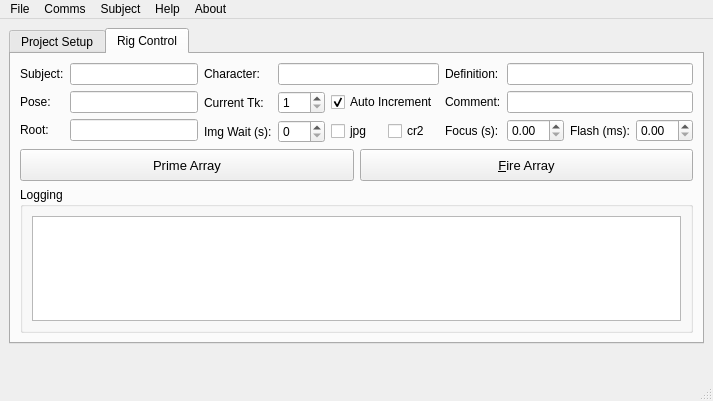
Chicane5/ByteBoxx, file bb_python/bbTriggerBoxx/ui/bbTriggerBoxx_UI.ui: the form before one commit.
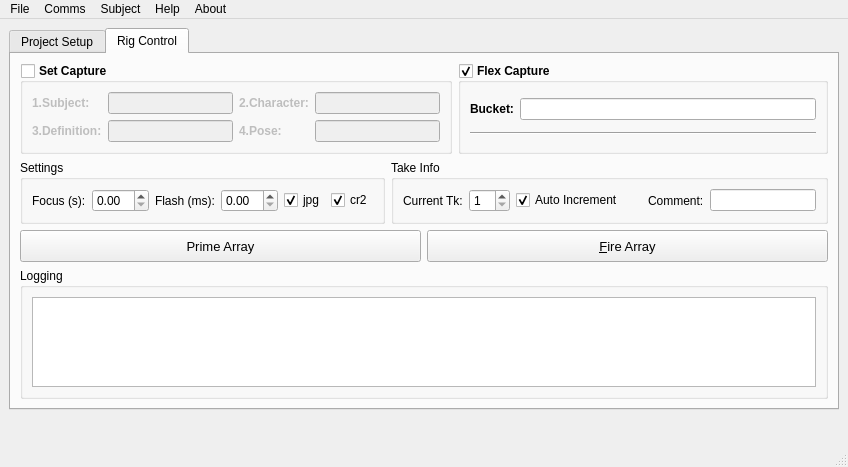
The form after the commit. The open tabs and pages were chosen to show the change. Icons and pictures are not drawn.

Commit message:
refactor of Sessions for Flex/Set Sessions
added qfilesystem watcher for background copying

What changed in the file:
```diff
--- a/bb_python/bbTriggerBoxx/ui/bbTriggerBoxx_UI.ui
+++ b/bb_python/bbTriggerBoxx/ui/bbTriggerBoxx_UI.ui
@@ -6,8 +6,8 @@
    <rect>
     <x>0</x>
     <y>0</y>
-    <width>713</width>
-    <height>401</height>
+    <width>848</width>
+    <height>467</height>
    </rect>
   </property>
   <property name="windowTitle">
@@ -41,6 +41,32 @@
             </property>
            </widget>
           </item>
+          <item>
+           <spacer name="horizontalSpacer_4">
+            <property name="orientation">
+             <enum>Qt::Horizontal</enum>
+            </property>
+            <property name="sizeType">
+             <enum>QSizePolicy::Fixed</enum>
+            </property>
+            <property name="sizeHint" stdset="0">
+             <size>
+              <width>40</width>
+              <height>20</height>
+             </size>
+            </property>
+           </spacer>
+          </item>
+          <item>
+           <widget class="QLabel" name="label_6">
+            <property name="text">
+             <string>Photo Download Drive:</string>
+            </property>
+           </widget>
+          </item>
+          <item>
+           <widget class="QLineEdit" name="lineEdit_photoDownload"/>
+          </item>
           <item>
            <spacer name="horizontalSpacer_2">
             <property name="orientation">
@@ -69,13 +95,31 @@
        <attribute name="title">
         <string>Rig Control</string>
        </attribute>
-       <layout class="QGridLayout" name="gridLayout_4">
-        <item row="0" column="0">
+       <layout class="QVBoxLayout" name="verticalLayout_3">
+        <item>
+         <layout class="QGridLayout" name="gridLayout_3">
+          <item row="0" column="0" colspan="2">
+           <widget class="QGroupBox" name="groupBox_setcap">
+            <property name="font">
+             <font>
+              <weight>75</weight>
+              <bold>true</bold>
+             </font>
+            </property>
+            <property name="title">
+             <string>Set Capture</string>
+            </property>
+            <property name="checkable">
+             <bool>true</bool>
+            </property>
+            <property name="checked">
+             <bool>false</bool>
+            </property>
          <layout class="QGridLayout" name="gridLayout">
           <item row="0" column="0">
            <widget class="QLabel" name="label">
             <property name="text">
-             <string>Subject:</string>
+                <string>1.Subject:</string>
             </property>
             <property name="buddy">
              <cstring>lineEdit_subject</cstring>
@@ -89,54 +133,17 @@
             </property>
            </widget>
           </item>
-          <item row="1" column="0">
-           <widget class="QLabel" name="label_2">
-            <property name="text">
-             <string>Pose:</string>
-            </property>
-            <property name="buddy">
-             <cstring>lineEdit_pose</cstring>
-            </property>
-           </widget>
-          </item>
-          <item row="1" column="1">
-           <widget class="QLineEdit" name="lineEdit_pose"/>
-          </item>
-          <item row="2" column="0">
-           <widget class="QLabel" name="label_6">
-            <property name="text">
-             <string>Root:</string>
-            </property>
-            <property name="buddy">
-             <cstring>lineEdit_photoDownload</cstring>
-            </property>
-           </widget>
-          </item>
-          <item row="2" column="1">
-           <widget class="QLineEdit" name="lineEdit_photoDownload">
-            <property name="minimumSize">
-             <size>
-              <width>91</width>
-              <height>0</height>
-             </size>
-            </property>
-           </widget>
-          </item>
-         </layout>
-        </item>
-        <item row="0" column="1">
-         <layout class="QGridLayout" name="gridLayout_2">
-          <item row="0" column="0">
+             <item row="0" column="2">
            <widget class="QLabel" name="label_3">
             <property name="text">
-             <string>Character:</string>
+                <string>2.Character:</string>
             </property>
             <property name="buddy">
              <cstring>lineEdit_character</cstring>
             </property>
            </widget>
           </item>
-          <item row="0" column="1" colspan="3">
+             <item row="0" column="3">
            <widget class="QLineEdit" name="lineEdit_character">
             <property name="readOnly">
              <bool>true</bool>
@@ -144,87 +151,16 @@
            </widget>
           </item>
           <item row="1" column="0">
-           <widget class="QLabel" name="label_5">
-            <property name="text">
-             <string>Current Tk:</string>
-            </property>
-            <property name="buddy">
-             <cstring>spinBox_take</cstring>
-            </property>
-           </widget>
-          </item>
-          <item row="1" column="1">
-           <widget class="QSpinBox" name="spinBox_take">
-            <property name="frame">
-             <bool>true</bool>
-            </property>
-            <property name="minimum">
-             <number>1</number>
-            </property>
-           </widget>
-          </item>
-          <item row="1" column="2" colspan="2">
-           <widget class="QCheckBox" name="checkBox_inc">
-            <property name="text">
-             <string>Auto Increment</string>
-            </property>
-            <property name="checked">
-             <bool>true</bool>
-            </property>
-           </widget>
-          </item>
-          <item row="2" column="0">
-           <widget class="QLabel" name="label_10">
-            <property name="text">
-             <string>Img Wait (s):</string>
-            </property>
-            <property name="buddy">
-             <cstring>spinBox_imgWait</cstring>
-            </property>
-           </widget>
-          </item>
-          <item row="2" column="1">
-           <widget class="QSpinBox" name="spinBox_imgWait">
-            <property name="maximum">
-             <number>500</number>
-            </property>
-            <property name="value">
-             <number>0</number>
-            </property>
-           </widget>
-          </item>
-          <item row="2" column="2">
-           <widget class="QCheckBox" name="checkBox_jpg">
-            <property name="text">
-             <string>jpg</string>
-            </property>
-            <property name="checked">
-             <bool>false</bool>
-            </property>
-           </widget>
-          </item>
-          <item row="2" column="3">
-           <widget class="QCheckBox" name="checkBox_cr2">
-            <property name="text">
-             <string>cr2</string>
-            </property>
-           </widget>
-          </item>
-         </layout>
-        </item>
-        <item row="0" column="2">
-         <layout class="QGridLayout" name="gridLayout_3">
-          <item row="0" column="0">
            <widget class="QLabel" name="label_4">
             <property name="text">
-             <string>Definition:</string>
+                <string>3.Definition:</string>
             </property>
             <property name="buddy">
              <cstring>lineEdit_definition</cstring>
             </property>
            </widget>
           </item>
-          <item row="0" column="1" colspan="3">
+             <item row="1" column="1">
            <widget class="QLineEdit" name="lineEdit_definition">
             <property name="text">
              <string/>
@@ -234,27 +170,64 @@
             </property>
            </widget>
           </item>
-          <item row="1" column="0">
-           <widget class="QLabel" name="label_9">
+             <item row="1" column="2">
+              <widget class="QLabel" name="label_2">
             <property name="text">
-             <string>Comment:</string>
+                <string>4.Pose:</string>
             </property>
             <property name="buddy">
              <cstring>lineEdit_comment</cstring>
             </property>
            </widget>
           </item>
-          <item row="1" column="1" colspan="3">
-           <widget class="QLineEdit" name="lineEdit_comment">
+             <item row="1" column="3">
+              <widget class="QLineEdit" name="lineEdit_pose"/>
+             </item>
+            </layout>
+           </widget>
+          </item>
+          <item row="0" column="2">
+           <widget class="QGroupBox" name="groupBox_flexcap">
+            <property name="font">
+             <font>
+              <weight>75</weight>
+              <bold>true</bold>
+             </font>
+            </property>
+            <property name="title">
+             <string>Flex Capture</string>
+            </property>
+            <property name="checkable">
+             <bool>true</bool>
+            </property>
+            <layout class="QGridLayout" name="gridLayout_2">
+             <item row="0" column="0">
+              <widget class="QLabel" name="label_10">
             <property name="text">
-             <string/>
-            </property>
-            <property name="readOnly">
-             <bool>false</bool>
+                <string>Bucket:</string>
+               </property>
+              </widget>
+             </item>
+             <item row="0" column="1">
+              <widget class="QLineEdit" name="lineEdit_bucket"/>
+             </item>
+             <item row="1" column="0" colspan="2">
+              <widget class="Line" name="line">
+               <property name="orientation">
+                <enum>Qt::Horizontal</enum>
             </property>
            </widget>
           </item>
-          <item row="2" column="0">
+            </layout>
+           </widget>
+          </item>
+          <item row="1" column="0">
+           <widget class="QGroupBox" name="groupBox_4">
+            <property name="title">
+             <string>Settings</string>
+            </property>
+            <layout class="QHBoxLayout" name="horizontalLayout_2">
+             <item>
            <widget class="QLabel" name="label_7">
             <property name="text">
              <string>Focus (s):</string>
@@ -264,7 +237,7 @@
             </property>
            </widget>
           </item>
-          <item row="2" column="1">
+             <item>
            <widget class="QDoubleSpinBox" name="doubleSpinBox_focus">
             <property name="frame">
              <bool>true</bool>
@@ -274,7 +247,7 @@
             </property>
            </widget>
           </item>
-          <item row="2" column="2">
+             <item>
            <widget class="QLabel" name="label_8">
             <property name="text">
              <string>Flash (ms):</string>
@@ -284,7 +257,7 @@
             </property>
            </widget>
           </item>
-          <item row="2" column="3">
+             <item>
            <widget class="QDoubleSpinBox" name="doubleSpinBox_flash">
             <property name="frame">
              <bool>true</bool>
@@ -294,10 +267,108 @@
             </property>
            </widget>
           </item>
-         </layout>
-        </item>
-        <item row="1" column="0" colspan="3">
-         <layout class="QHBoxLayout" name="horizontalLayout_2">
+             <item>
+              <widget class="QCheckBox" name="checkBox_jpg">
+               <property name="text">
+                <string>jpg</string>
+               </property>
+               <property name="checked">
+                <bool>true</bool>
+               </property>
+              </widget>
+             </item>
+             <item>
+              <widget class="QCheckBox" name="checkBox_cr2">
+               <property name="text">
+                <string>cr2</string>
+               </property>
+               <property name="checked">
+                <bool>true</bool>
+               </property>
+              </widget>
+             </item>
+            </layout>
+           </widget>
+          </item>
+          <item row="1" column="1" colspan="2">
+           <widget class="QGroupBox" name="groupBox_5">
+            <property name="title">
+             <string>Take Info</string>
+            </property>
+            <layout class="QHBoxLayout" name="horizontalLayout_5">
+             <item>
+              <widget class="QLabel" name="label_5">
+               <property name="text">
+                <string>Current Tk:</string>
+               </property>
+               <property name="buddy">
+                <cstring>spinBox_take</cstring>
+               </property>
+              </widget>
+             </item>
+             <item>
+              <widget class="QSpinBox" name="spinBox_take">
+               <property name="frame">
+                <bool>true</bool>
+               </property>
+               <property name="minimum">
+                <number>1</number>
+               </property>
+              </widget>
+             </item>
+             <item>
+              <widget class="QCheckBox" name="checkBox_inc">
+               <property name="text">
+                <string>Auto Increment</string>
+               </property>
+               <property name="checked">
+                <bool>true</bool>
+               </property>
+              </widget>
+             </item>
+             <item>
+              <spacer name="horizontalSpacer_3">
+               <property name="orientation">
+                <enum>Qt::Horizontal</enum>
+               </property>
+               <property name="sizeType">
+                <enum>QSizePolicy::Fixed</enum>
+               </property>
+               <property name="sizeHint" stdset="0">
+                <size>
+                 <width>18</width>
+                 <height>20</height>
+                </size>
+               </property>
+              </spacer>
+             </item>
+             <item>
+              <widget class="QLabel" name="label_9">
+               <property name="text">
+                <string>Comment:</string>
+               </property>
+               <property name="buddy">
+                <cstring>lineEdit_comment</cstring>
+               </property>
+              </widget>
+             </item>
+             <item>
+              <widget class="QLineEdit" name="lineEdit_comment">
+               <property name="text">
+                <string/>
+               </property>
+               <property name="readOnly">
+                <bool>false</bool>
+               </property>
+              </widget>
+             </item>
+            </layout>
+           </widget>
+          </item>
+         </layout>
+        </item>
+        <item>
+         <layout class="QHBoxLayout" name="horizontalLayout_4">
           <item>
            <widget class="QPushButton" name="pushButton_prime">
             <property name="minimumSize">
@@ -340,7 +411,7 @@
           </item>
          </layout>
         </item>
-        <item row="2" column="0" colspan="3">
+        <item>
          <widget class="QGroupBox" name="groupBox">
           <property name="title">
            <string>Logging</string>
@@ -400,7 +471,7 @@
     <rect>
      <x>0</x>
      <y>0</y>
-     <width>713</width>
+     <width>848</width>
      <height>21</height>
     </rect>
    </property>
```
Left out of the diff: 14 changed lines with no effect on the pictures. Lines whose indentation alone changed are shown as unchanged. The commit also changes 7 other files.
